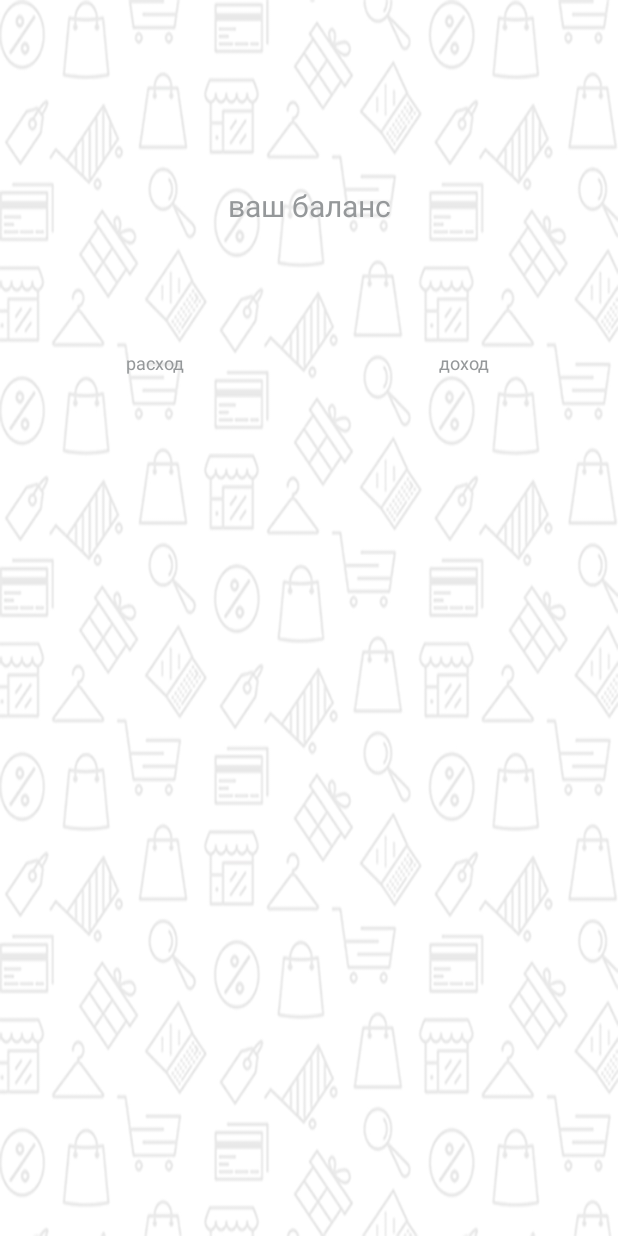
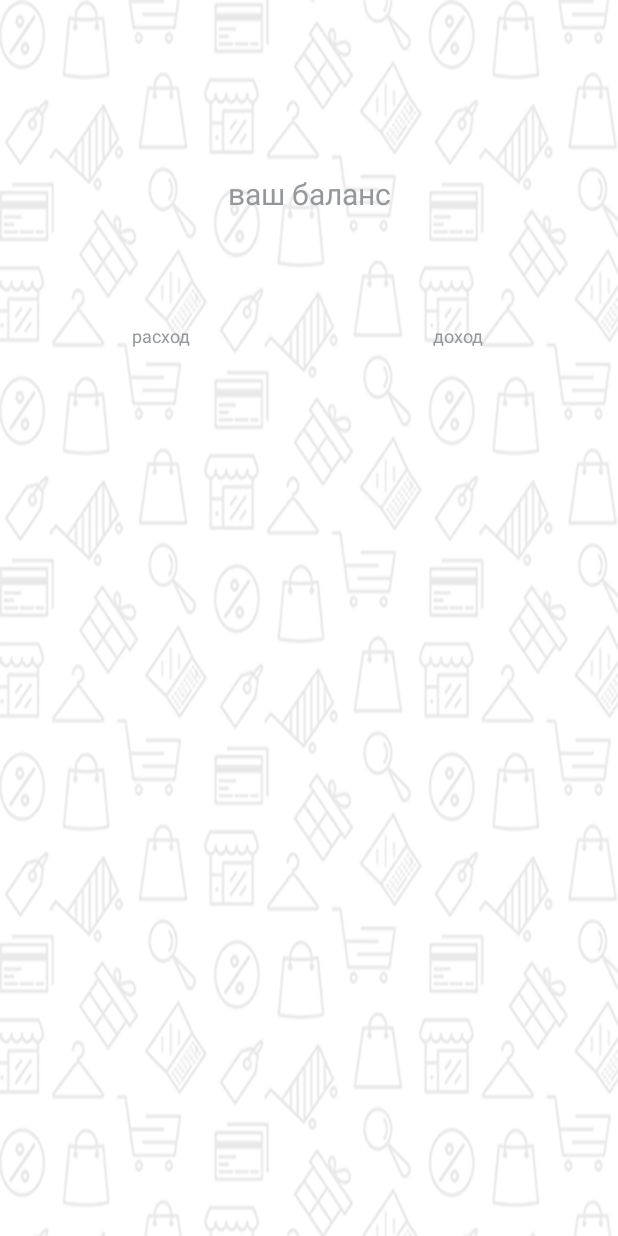
Before and after one commit to miralas/MoneyTracker, an Android app: the fragment BalanceFragment shown on its own in the app's theme, on a phone screen of 412 x 824 dp. Run offline under Robolectric (Android 15) with nearby library versions, the phone set to English and light mode, and no system bars; network calls fail.

Commit message:
Add padding in layout and move balance fragments litle bit higher

```diff
--- a/app/src/main/res/layout/fragment_balance.xml
+++ b/app/src/main/res/layout/fragment_balance.xml
@@ -4,6 +4,7 @@
     xmlns:tools="http://schemas.android.com/tools"
     android:layout_width="match_parent"
     android:layout_height="match_parent"
+    android:padding="@dimen/balace_padding"
     android:background="@drawable/bg_pattern">
 
     <TextView
@@ -12,7 +13,7 @@
         android:layout_height="wrap_content"
         android:layout_marginEnd="8dp"
         android:layout_marginStart="8dp"
-        android:layout_marginTop="56dp"
+        android:layout_marginTop="40dp"
         android:textColor="@color/balance_total_color"
         android:textSize="@dimen/total_balance_text_size"
         app:layout_constraintEnd_toEndOf="parent"
@@ -44,7 +45,7 @@
         android:layout_height="wrap_content"
         android:layout_marginEnd="8dp"
         android:layout_marginStart="8dp"
-        android:layout_marginTop="50dp"
+        android:layout_marginTop="40dp"
         android:textColor="@color/balanse_expense_color"
         android:textSize="@dimen/balance_summ_size"
         app:layout_constraintEnd_toStartOf="@+id/guideline"
@@ -69,7 +70,7 @@
         android:layout_height="wrap_content"
         android:layout_marginEnd="8dp"
         android:layout_marginStart="8dp"
-        android:layout_marginTop="50dp"
+        android:layout_marginTop="40dp"
         android:textColor="@color/balance_income_color"
         android:textSize="@dimen/balance_summ_size"
         app:layout_constraintEnd_toEndOf="parent"
--- a/app/src/main/res/values/dimens.xml
+++ b/app/src/main/res/values/dimens.xml
@@ -28,4 +28,5 @@
     <dimen name="total_balance_title_text_size">20sp</dimen>
     <dimen name="balance_summ_size">24sp</dimen>
     <dimen name="balance_secondary_text_size">12sp</dimen>
+    <dimen name="balace_padding">8dp</dimen>
 </resources>
```
